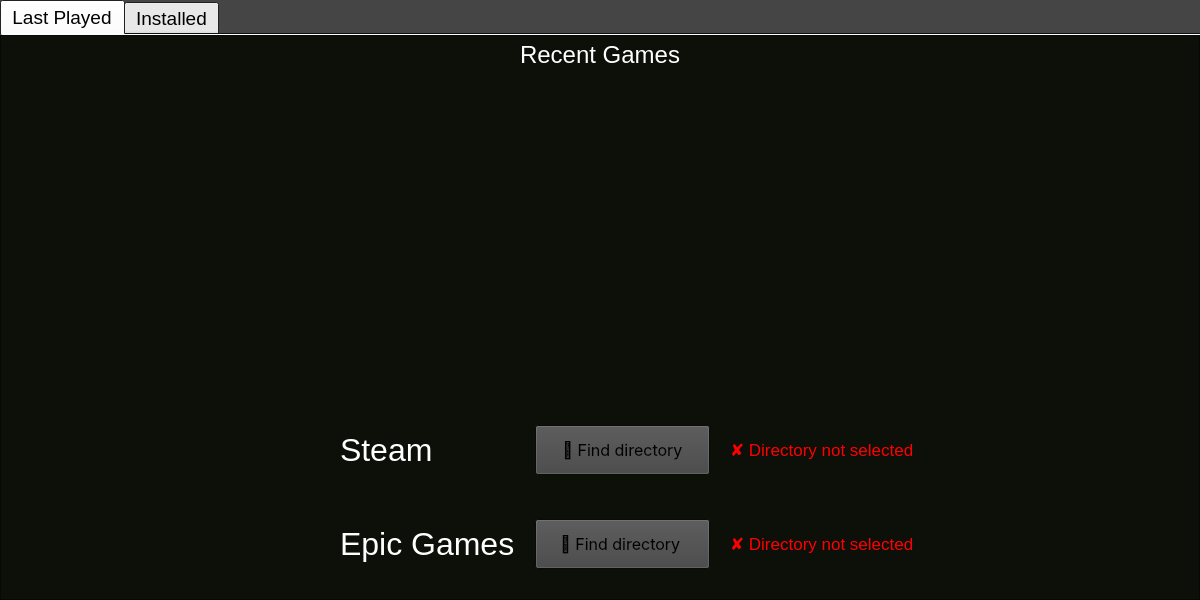
Before: the Qt Designer form form.ui in JacobW22/Games_Vault, drawn with Qt 5.
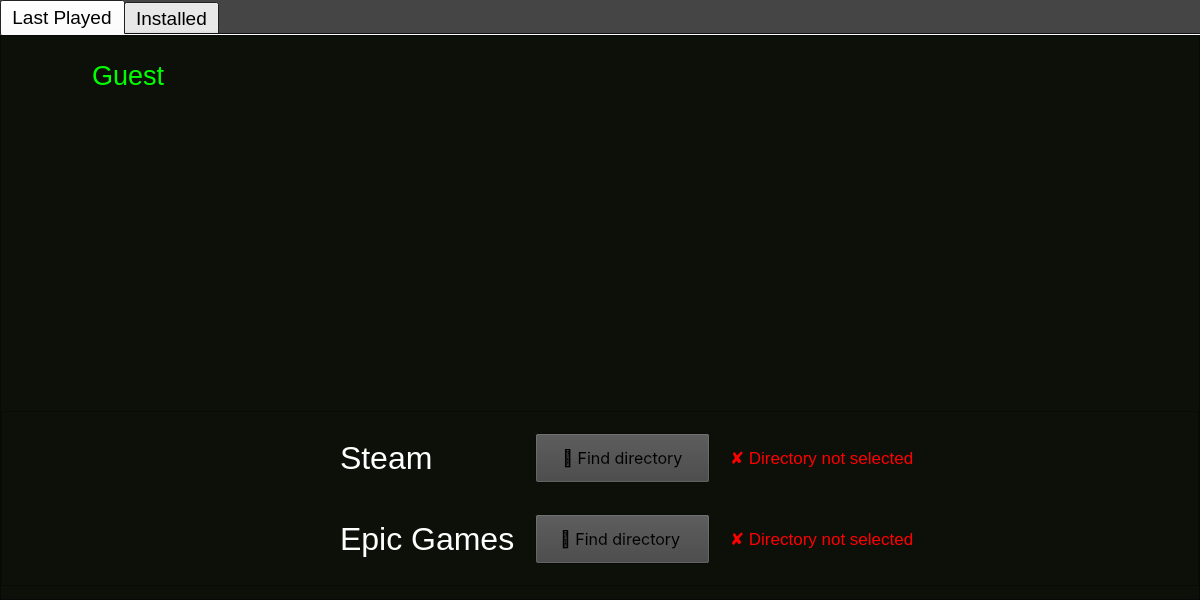
After: the same form once the commit is applied. Icons and pictures are not drawn.

Commit message: Changed database structure, added app icon and updated system tray context menu to last played games, improved recent games fetching

Patch:
```diff
--- a/form.ui
+++ b/form.ui
@@ -586,7 +586,7 @@
                 <number>0</number>
                </property>
                <item>
-                <widget class="QWidget" name="widget_3" native="true">
+                <widget class="QWidget" name="navbar" native="true">
                  <property name="maximumSize">
                   <size>
                    <width>16777215</width>
@@ -601,8 +601,38 @@
                    <number>0</number>
                   </property>
                   <property name="topMargin">
+                   <number>5</number>
+                  </property>
+                  <property name="rightMargin">
                    <number>0</number>
                   </property>
+                  <property name="bottomMargin">
+                   <number>10</number>
+                  </property>
+                  <item>
+                   <widget class="QWidget" name="widget_3" native="true">
+                    <property name="minimumSize">
+                     <size>
+                      <width>0</width>
+                      <height>64</height>
+                     </size>
+                    </property>
+                    <property name="maximumSize">
+                     <size>
+                      <width>415</width>
+                      <height>64</height>
+                     </size>
+                    </property>
+                    <layout class="QHBoxLayout" name="horizontalLayout_3">
+                     <property name="spacing">
+                      <number>5</number>
+                     </property>
+                     <property name="leftMargin">
+                      <number>15</number>
+                     </property>
+                     <property name="topMargin">
+                      <number>0</number>
+                     </property>
                   <property name="rightMargin">
                    <number>0</number>
                   </property>
@@ -610,29 +640,109 @@
                    <number>0</number>
                   </property>
                   <item>
-                   <widget class="QLabel" name="label_6">
+                      <widget class="QLabel" name="user_avatar">
+                       <property name="minimumSize">
+                        <size>
+                         <width>0</width>
+                         <height>64</height>
+                        </size>
+                       </property>
+                       <property name="maximumSize">
+                        <size>
+                         <width>64</width>
+                         <height>64</height>
+                        </size>
+                       </property>
+                       <property name="text">
+                        <string/>
+                       </property>
+                       <property name="pixmap">
+                        <pixmap resource="resources.qrc">:/icons/resources/icons/user_icon.png</pixmap>
+                       </property>
+                       <property name="scaledContents">
+                        <bool>true</bool>
+                       </property>
+                       <property name="margin">
+                        <number>0</number>
+                       </property>
+                       <property name="indent">
+                        <number>-1</number>
+                       </property>
+                      </widget>
+                     </item>
+                     <item>
+                      <widget class="QLabel" name="user_display_name">
                     <property name="font">
                      <font>
-                      <pointsize>18</pointsize>
+                         <pointsize>20</pointsize>
                       <stylestrategy>PreferDefault</stylestrategy>
                      </font>
                     </property>
                     <property name="styleSheet">
-                     <string notr="true">color: rgb(255, 255, 255);</string>
+                        <string notr="true">color: rgb(0, 255, 0); margin-bottom: 5px;</string>
                     </property>
                     <property name="text">
-                     <string>Recent Games</string>
-                    </property>
-                    <property name="alignment">
-                     <set>Qt::AlignCenter</set>
+                        <string>Guest</string>
+                       </property>
+                       <property name="margin">
+                        <number>0</number>
                     </property>
                    </widget>
                   </item>
                  </layout>
                 </widget>
                </item>
+                  <item>
+                   <widget class="QWidget" name="change_steam_id_container" native="true">
+                    <property name="minimumSize">
+                     <size>
+                      <width>0</width>
+                      <height>64</height>
+                     </size>
+                    </property>
+                    <property name="maximumSize">
+                     <size>
+                      <width>415</width>
+                      <height>64</height>
+                     </size>
+                    </property>
+                    <property name="font">
+                     <font>
+                      <pointsize>12</pointsize>
+                      <stylestrategy>PreferDefault</stylestrategy>
+                     </font>
+                    </property>
+                    <layout class="QHBoxLayout" name="horizontalLayout_12"/>
+                   </widget>
+                  </item>
                <item>
                 <widget class="QWidget" name="widget_5" native="true">
+                    <property name="minimumSize">
+                     <size>
+                      <width>0</width>
+                      <height>64</height>
+                     </size>
+                    </property>
+                    <property name="maximumSize">
+                     <size>
+                      <width>415</width>
+                      <height>64</height>
+                     </size>
+                    </property>
+                    <layout class="QHBoxLayout" name="horizontalLayout_13"/>
+                   </widget>
+                  </item>
+                 </layout>
+                </widget>
+               </item>
+               <item>
+                <widget class="QWidget" name="Recent_games_container" native="true">
+                 <property name="maximumSize">
+                  <size>
+                   <width>16777215</width>
+                   <height>16777215</height>
+                  </size>
+                 </property>
                  <layout class="QVBoxLayout" name="verticalLayout_4">
                   <property name="spacing">
                    <number>0</number>
@@ -641,7 +751,7 @@
                    <number>0</number>
                   </property>
                   <property name="topMargin">
-                   <number>0</number>
+                   <number>5</number>
                   </property>
                   <property name="rightMargin">
                    <number>0</number>
@@ -731,7 +841,7 @@
                      <number>2</number>
                     </property>
                     <property name="verticalScrollBarPolicy">
-                     <enum>Qt::ScrollBarAlwaysOff</enum>
+                     <enum>Qt::ScrollBarAsNeeded</enum>
                     </property>
                     <property name="horizontalScrollBarPolicy">
                      <enum>Qt::ScrollBarAsNeeded</enum>
@@ -742,7 +852,7 @@
                     <property name="widgetResizable">
                      <bool>true</bool>
                     </property>
-                    <widget class="QWidget" name="Steam_recent_games">
+                    <widget class="QWidget" name="Steam_recent_games_alignment">
                      <property name="enabled">
                       <bool>true</bool>
                      </property>
@@ -751,7 +861,7 @@
                        <x>0</x>
                        <y>0</y>
                        <width>1198</width>
-                       <height>338</height>
+                       <height>286</height>
                       </rect>
                      </property>
                      <property name="sizePolicy">
@@ -893,22 +1003,25 @@
                      <property name="styleSheet">
                       <string notr="true"/>
                      </property>
-                     <layout class="QHBoxLayout" name="horizontalLayout_3">
+                     <layout class="QVBoxLayout" name="verticalLayout_3">
                       <property name="spacing">
-                       <number>10</number>
+                       <number>0</number>
                       </property>
                       <property name="leftMargin">
-                       <number>10</number>
+                       <number>0</number>
                       </property>
                       <property name="topMargin">
                        <number>0</number>
                       </property>
                       <property name="rightMargin">
-                       <number>10</number>
+                       <number>0</number>
                       </property>
                       <property name="bottomMargin">
-                       <number>10</number>
+                       <number>0</number>
                       </property>
+                      <item>
+                       <widget class="QWidget" name="Steam_recent_games" native="true"/>
+                      </item>
                      </layout>
                     </widget>
                    </widget>
@@ -956,6 +1069,79 @@
                 <number>15</number>
                </property>
                <item>
+                <widget class="QScrollArea" name="scrollArea_3">
+                 <property name="minimumSize">
+                  <size>
+                   <width>0</width>
+                   <height>175</height>
+                  </size>
+                 </property>
+                 <property name="maximumSize">
+                  <size>
+                   <width>16777215</width>
+                   <height>300</height>
+                  </size>
+                 </property>
+                 <property name="widgetResizable">
+                  <bool>true</bool>
+                 </property>
+                 <widget class="QWidget" name="scrollAreaWidgetContents_3">
+                  <property name="geometry">
+                   <rect>
+                    <x>0</x>
+                    <y>0</y>
+                    <width>1196</width>
+                    <height>173</height>
+                   </rect>
+                  </property>
+                  <property name="palette">
+                   <palette>
+                    <active>
+                     <colorrole role="Window">
+                      <brush brushstyle="SolidPattern">
+                       <color alpha="255">
+                        <red>12</red>
+                        <green>16</green>
+                        <blue>8</blue>
+                       </color>
+                      </brush>
+                     </colorrole>
+                    </active>
+                    <inactive>
+                     <colorrole role="Window">
+                      <brush brushstyle="SolidPattern">
+                       <color alpha="255">
+                        <red>12</red>
+                        <green>16</green>
+                        <blue>8</blue>
+                       </color>
+                      </brush>
+                     </colorrole>
+                    </inactive>
+                    <disabled>
+                     <colorrole role="Base">
+                      <brush brushstyle="SolidPattern">
+                       <color alpha="255">
+                        <red>12</red>
+                        <green>16</green>
+                        <blue>8</blue>
+                       </color>
+                      </brush>
+                     </colorrole>
+                     <colorrole role="Window">
+                      <brush brushstyle="SolidPattern">
+                       <color alpha="255">
+                        <red>12</red>
+                        <green>16</green>
+                        <blue>8</blue>
+                       </color>
+                      </brush>
+                     </colorrole>
+                    </disabled>
+                   </palette>
+                  </property>
+                  <layout class="QVBoxLayout" name="verticalLayout_8">
+                   <item>
                 <widget class="QWidget" name="widget_4" native="true">
                  <layout class="QHBoxLayout" name="horizontalLayout_5">
                   <item>
@@ -1418,6 +1604,10 @@
                    </widget>
                   </item>
                  </layout>
+                    </widget>
+                   </item>
+                  </layout>
+                 </widget>
                 </widget>
                </item>
               </layout>
```
Left out of the diff: 14 changed lines with no effect on the pictures. Lines whose indentation alone changed are shown as unchanged. The commit also changes 34 other files.
